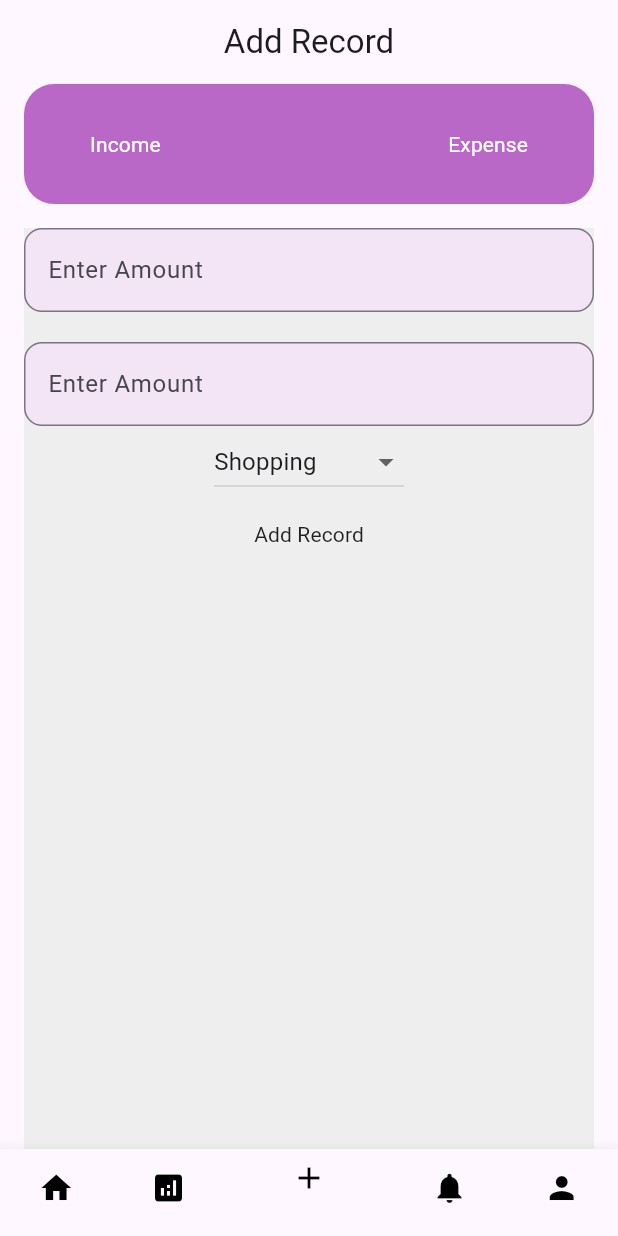
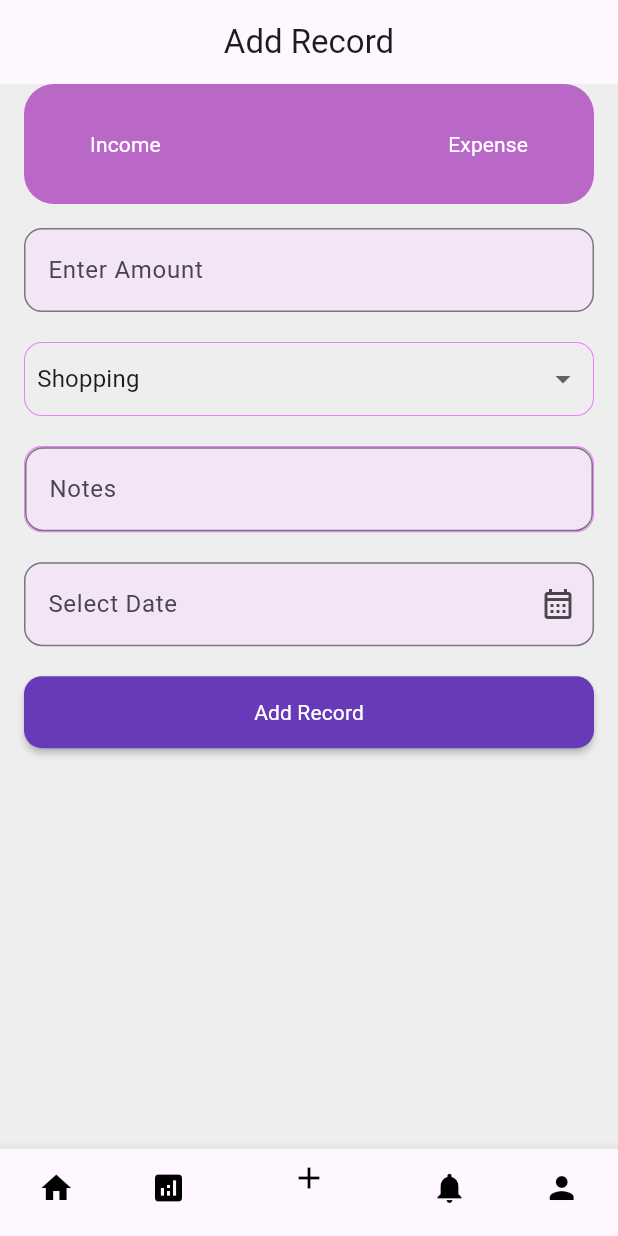
Before and after one commit to Cynthia-Chepkoech/CashCop, a Flutter app: the screen it shows after launch, item 3 of the bottom bar chosen, after a tap on "Income", on a phone screen of 412 x 824 dp. Run offline on Flutter 3.47's test engine with Material 3 defaults, Android fonts, the phone set to English and light mode, and no system bars.

Commit message:
addscreen changes

```diff
--- a/lib/main.dart
+++ b/lib/main.dart
@@ -12,6 +12,7 @@ class MyApp extends StatelessWidget {
   @override
   Widget build(BuildContext context) {
     return MaterialApp(
+      debugShowCheckedModeBanner: false,
       title: 'CashCop',
       theme: ThemeData(
 
--- a/lib/pages/homepage.dart
+++ b/lib/pages/homepage.dart
@@ -30,7 +30,7 @@ class _HomepageState extends State<Homepage> {
   @override
   Widget build(BuildContext context) {
     return Scaffold(
-      backgroundColor: Colors.purple.shade200,
+      backgroundColor: Colors.purple.shade100,
       body: screens[selectedIndex],
       bottomNavigationBar: BottomNavigationBar(
           currentIndex: selectedIndex,
--- a/lib/screens/addscreen.dart
+++ b/lib/screens/addscreen.dart
@@ -1,4 +1,5 @@
 import 'package:flutter/material.dart';
+import 'package:intl/intl.dart';
 
 class Addscreen extends StatefulWidget {
   const Addscreen({super.key});
@@ -8,6 +9,8 @@ class Addscreen extends StatefulWidget {
 }
 
 class _AddscreenState extends State<Addscreen> {
+  // Intl.defaultLocale = 'pt_BR';
+
   List<String> categories = [
     "Shopping",
     "Travel",
@@ -16,6 +19,11 @@ class _AddscreenState extends State<Addscreen> {
   ];
 
   String? selectedItem = "Shopping";
+  TextEditingController dateController = TextEditingController();
+
+  // Widget showDatePicker(){
+  //   return sh
+  // }
 
   @override
   Widget build(BuildContext context) {
@@ -24,8 +32,9 @@ class _AddscreenState extends State<Addscreen> {
         title: Text("Add Record"),
         centerTitle: true,
       ),
-      body: Padding(
+      body: Container(
         padding: const EdgeInsets.symmetric(horizontal: 16.0),
+        decoration: BoxDecoration(color: Colors.grey.shade200),
         child: Column(
           crossAxisAlignment: CrossAxisAlignment.start,
           children: [
@@ -68,10 +77,14 @@ class _AddscreenState extends State<Addscreen> {
                           color: Colors.purple.shade50,
                           borderRadius: BorderRadius.circular(12)),
                       child: TextField(
+                        keyboardType: TextInputType.number,
                         decoration: InputDecoration(
                             hintText: "Enter Amount",
                             labelText: "Enter Amount",
                             border: OutlineInputBorder(
+                                borderSide: BorderSide(
+                                    width: 0.6,
+                                    color: Colors.purpleAccent.shade100),
                                 borderRadius: BorderRadius.circular(12))),
                       ),
                     ),
@@ -79,31 +92,98 @@ class _AddscreenState extends State<Addscreen> {
                       height: 20,
                     ),
                     Container(
+                      width: MediaQuery.of(context).size.width,
+                      padding: const EdgeInsets.symmetric(horizontal: 8),
                       decoration: BoxDecoration(
-                          color: Colors.purple.shade50,
-                          borderRadius: BorderRadius.circular(12)),
+                          borderRadius: BorderRadius.circular(12),
+                          border: Border.all(
+                              width: 0.7, color: Colors.purpleAccent.shade100)),
+                      child: DropdownButton<String>(
+                          isExpanded: true,
+                          underline: const SizedBox(),
+                          value: selectedItem,
+                          items: categories
+                              .map((e) => DropdownMenuItem<String>(
+                                  child: Text(e), value: e))
+                              .toList(),
+                          onChanged: (e) {
+                            setState(() {
+                              selectedItem = e;
+                            });
+                          }),
+                    ),
+                    SizedBox(
+                      height: 20,
+                    ),
+                    Container(
+                      decoration: BoxDecoration(
+                        color: Colors.purple.shade50,
+                        borderRadius: BorderRadius.circular(12),
+                        border: Border.all(
+                            width: 0.7, color: Colors.purpleAccent.shade100),
+                      ),
                       child: TextField(
                         decoration: InputDecoration(
-                            hintText: "Enter Amount",
-                            labelText: "Enter Amount",
+                            hintText: "Enter Notes",
+                            labelText: "Notes",
                             border: OutlineInputBorder(
+                                borderSide: BorderSide(
+                                    width: 0.6,
+                                    color: Colors.purpleAccent.shade100),
                                 borderRadius: BorderRadius.circular(12))),
                       ),
                     ),
-                    DropdownButton<String>(
-                        value: selectedItem,
-                        items: categories
-                            .map(
-                                (e) => DropdownMenuItem<String>(child: Text(e),value:e))
-                            .toList(),
-                        onChanged: (e) {
-                          setState(() {
-                            selectedItem = e;
-                          });
-                        }),
+                    SizedBox(
+                      height: 20,
+                    ),
+                    Container(
+                      // padding: const EdgeInsets.all(8),
+                      decoration: BoxDecoration(
+                        color: Colors.purple.shade50,
+                        borderRadius: BorderRadius.circular(12),
+                      ),
+                      child: TextField(
+                        controller: dateController,
+                        decoration: InputDecoration(
+                            labelText: "Select Date",
+                            suffixIcon: IconButton(
+                              icon: const Icon(Icons.calendar_month_outlined),
+                              onPressed: () async {
+                                DateTime? pickedDate = await showDatePicker(
+                                    context: context,
+                                    firstDate: DateTime.now(),
+                                    currentDate: DateTime.now(),
+                                    lastDate: DateTime(2100));
+
+                                if (pickedDate != null) {
+                                  String formattedDate =
+                                      DateFormat('yyyy-MM-dd')
+                                          .format(pickedDate);
+                                  setState(() {
+                                    dateController.text = formattedDate;
+                                  });
+                                }
+                              },
+                            ),
+                            border: OutlineInputBorder(
+                                borderSide: BorderSide(
+                                    width: 0.6,
+                                    color: Colors.purpleAccent.shade100),
+                                borderRadius: BorderRadius.circular(12))),
+                      ),
+                    ),
+                    SizedBox(
+                      height: 20,
+                    ),
                     MaterialButton(
+                      minWidth: MediaQuery.of(context).size.width,
+                      color: Colors.deepPurple,
+                      height: 48,
+                      shape: RoundedRectangleBorder(
+                          borderRadius: BorderRadius.circular(12)),
                       onPressed: () {},
-                      child: Text("Add Record"),
+                      child: Text("Add Record",
+                          style: TextStyle(color: Colors.white)),
                     )
                   ],
                 ),
--- a/lib/screens/homescreen.dart
+++ b/lib/screens/homescreen.dart
@@ -10,7 +10,12 @@ class Homescreen extends StatelessWidget {
     return Column(children: [
       Container(
         padding: const EdgeInsets.all(12),
-        color: Colors.purple.shade400,
+        decoration: BoxDecoration(
+            color: Colors.purple.shade200,
+            borderRadius: BorderRadius.only(
+              bottomLeft: Radius.circular(12),
+              bottomRight: Radius.circular(12),
+            )),
         child: Column(
           crossAxisAlignment: CrossAxisAlignment.start,
           children: [
@@ -47,19 +52,24 @@ class Homescreen extends StatelessWidget {
             Row(
               mainAxisAlignment: MainAxisAlignment.spaceBetween,
               children: [
-                MyCard(
+                Expanded(
+                  child: MyCard(
                     title: "Income",
                     amount: "Ksh 15000",
                     color: Colors.green.shade200,
                     icon: const Icon(Icons.download, color: Colors.green),
                   ),
-                MyCard(
+                ),
+                SizedBox(width: 16),
+                Expanded(
+                  child: MyCard(
                     title: "Expense",
                     amount: "Ksh 1500",
                     color: Colors.red.shade200,
                     icon: const Icon(
                       Icons.upload,
                       color: Colors.red,
+                    ),
                   ),
                 ),
               ],
```
Also changed, not shown: lib/screens/transactionscreen.dart (+37 -3 lines), pubspec.yaml (+4 -3 lines), pubspec.lock, 11 other files. Lines whose indentation alone changed are shown as unchanged.
